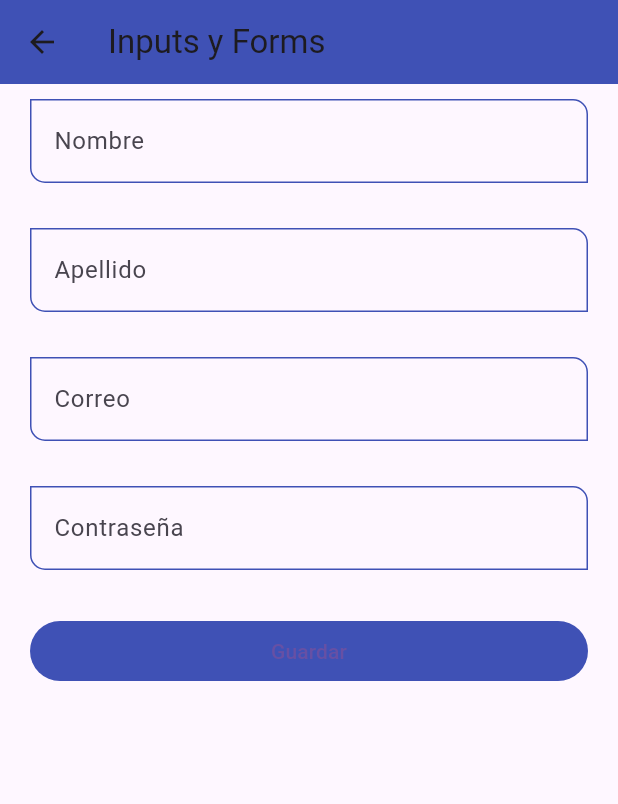
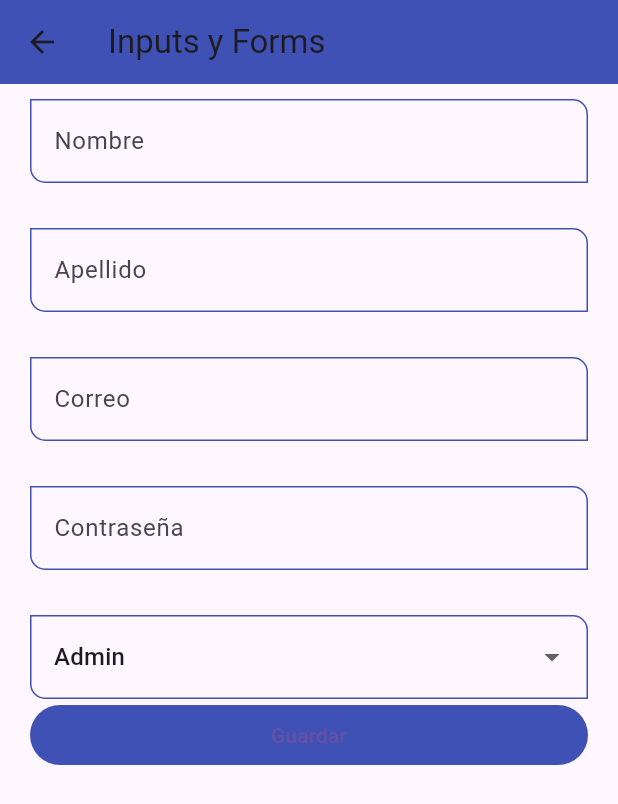
Before and after one commit to alvarofajardo917/Proyecto, a Flutter app: the InputsScreen screen opened by its route, on a phone screen of 412 x 824 dp. Shown: the top 804 px of the screen. Run offline on Flutter 3.47's test engine with Material 3 defaults, Android fonts, the phone set to English and light mode, and no system bars.

Commit message:
21-03-2024 18:04

```diff
--- a/proyecto/fl_components/fl_components/lib/router/app_routes.dart
+++ b/proyecto/fl_components/fl_components/lib/router/app_routes.dart
@@ -16,7 +16,7 @@ class AppRoutes{
     MenuOption( route: 'avatar',name: 'Circle Avatar',screen: const AvatarScreen(),icon: Icons.supervised_user_circle_outlined),
     MenuOption( route: 'animated',name: 'Animated Container',screen: const AnimatedScreen(),icon: Icons.play_circle_outline_rounded),
     MenuOption( route: 'inputs',name: 'Text Inputs',screen: const InputsScreen(),icon: Icons.input_rounded),
-
+    MenuOption( route: 'slider',name: 'Slider && Checks',screen: const SliderScreen(),icon: Icons.slow_motion_video_rounded),
 
 
   ];
--- a/proyecto/fl_components/fl_components/lib/screens/inputs_screen.dart
+++ b/proyecto/fl_components/fl_components/lib/screens/inputs_screen.dart
@@ -41,6 +41,22 @@ class InputsScreen extends StatelessWidget {
                     CustomInputField( labelText: 'Contraseña', hintText: 'Contraseña del usuario', obscureText: true, formProperty: 'password', formValues:formValues),
                     const SizedBox(height: 30),
 
+                    DropdownButtonFormField<String>(
+                      value: 'Admin',
+                      items:const [
+                        DropdownMenuItem(value:'Admin',child:Text('Admin')),
+                        DropdownMenuItem(value:'Superuser',child:Text('Superuser')),
+                        DropdownMenuItem(value:'Developer',child:Text('Developer')),
+                        DropdownMenuItem(value:'Jr.Developer',child:Text('Jr.Developer')),
+                      ],
+                      onChanged: (value) {
+                        print(value);
+                        formValues['role'] = value ?? 'Admin';
+                      }
+                      ),
+
+//95
+
                     ElevatedButton(
                       child: const SizedBox(
                         width: double.infinity,
--- a/proyecto/fl_components/fl_components/lib/screens/screens.dart
+++ b/proyecto/fl_components/fl_components/lib/screens/screens.dart
@@ -1,3 +1,4 @@
+export 'package:fl_components/screens/slider_screen.dart';
 export 'package:fl_components/screens/inputs_screen.dart';
 export 'package:fl_components/screens/animated_screen.dart';
 export 'package:fl_components/screens/avatar_screen.dart';
```
Also changed, not shown: proyecto/fl_components/fl_components/lib/screens/slider_screen.dart (added, +42 -0 lines).
